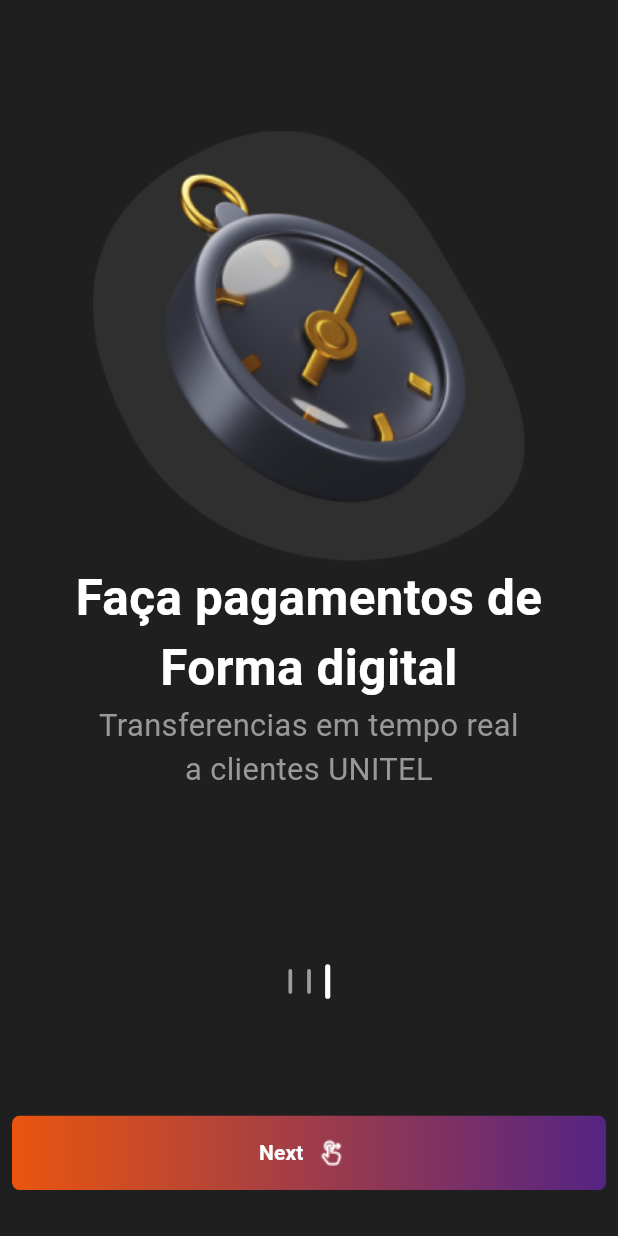
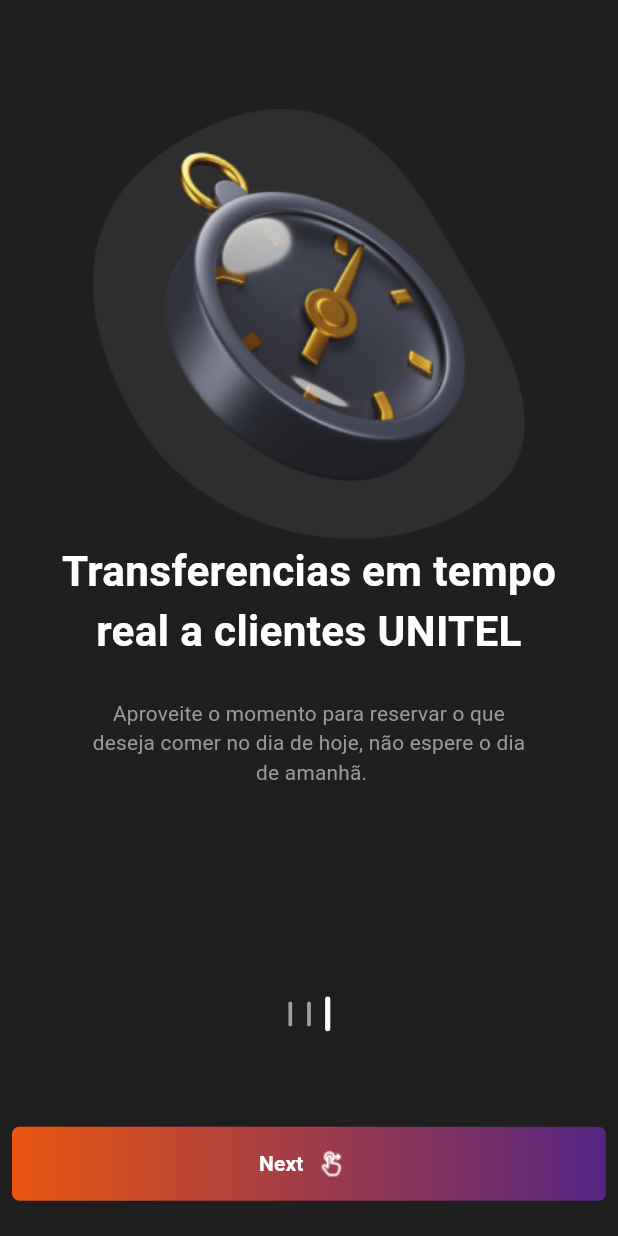
Before and after one commit to celsonpaixao/unitel_money, a Flutter app: the screen it shows after launch, swiped to page 3, on a phone screen of 412 x 824 dp. Run offline on Flutter 3.47's test engine with Material 3 defaults, Android fonts, the phone set to English and light mode, and no system bars; drawn by our look-alikes of smooth_page_indicator; our stand-ins replace gradient_borders, simple_gradient_text.

Commit message:
Adaptive Welcome page

```diff
--- a/lib/pages/welcome/components/pagev2.dart
+++ b/lib/pages/welcome/components/pagev2.dart
@@ -1,4 +1,5 @@
 import 'package:flutter/material.dart';
+import 'package:unitel_money/public/components/space.dart';
 import 'package:unitel_money/public/style/colores.dart';
 
 class Pagev2 extends StatelessWidget {
@@ -31,8 +32,9 @@ class Pagev2 extends StatelessWidget {
         ),
         SizedBox(
           width: size.width * .8,
+          child: FittedBox(
             child: Text(
-            "Faça pagamentos de Forma digital ",
+              "A sua carteira Digital\nsempre em mãos",
               maxLines: 2,
               textAlign: TextAlign.center,
               style: TextStyle(
@@ -42,10 +44,13 @@ class Pagev2 extends StatelessWidget {
               ),
             ),
           ),
+        ),
+        Spacing(value: .03),
         SizedBox(
           width: size.width * .7,
+          child: FittedBox(
             child: Text(
-            "Aproveite o momento para reservar o que deseja comer no dia de hoje, não espere o dia de amanhã.",
+              "Aproveite o momento para reservar o que\n deseja comer no dia de hoje, não espere o dia\n de amanhã.",
               maxLines: 3,
               textAlign: TextAlign.center,
               style: TextStyle(
@@ -54,6 +59,7 @@ class Pagev2 extends StatelessWidget {
               ),
             ),
           ),
+        ),
       ],
     );
   }
--- a/lib/pages/welcome/components/pagev3.dart
+++ b/lib/pages/welcome/components/pagev3.dart
@@ -1,4 +1,5 @@
 import 'package:flutter/material.dart';
+import 'package:unitel_money/public/components/space.dart';
 import 'package:unitel_money/public/style/colores.dart';
 
 class Pagev3 extends StatelessWidget {
@@ -31,8 +32,9 @@ class Pagev3 extends StatelessWidget {
         ),
         SizedBox(
           width: size.width * .8,
+          child: FittedBox(
             child: Text(
-            "Faça pagamentos de Forma digital ",
+              "Transferencias em tempo\nreal a clientes UNITEL",
               maxLines: 2,
               textAlign: TextAlign.center,
               style: TextStyle(
@@ -42,10 +44,13 @@ class Pagev3 extends StatelessWidget {
               ),
             ),
           ),
+        ),
+        Spacing(value: .03),
         SizedBox(
           width: size.width * .7,
+          child: FittedBox(
             child: Text(
-            "Transferencias em tempo real a clientes UNITEL",
+              "Aproveite o momento para reservar o que\ndeseja comer no dia de hoje, não espere o dia\n de amanhã.",
               maxLines: 3,
               textAlign: TextAlign.center,
               style: TextStyle(
@@ -54,6 +59,7 @@ class Pagev3 extends StatelessWidget {
               ),
             ),
           ),
+        ),
       ],
     );
   }
--- a/lib/pages/welcome/welcomepage.dart
+++ b/lib/pages/welcome/welcomepage.dart
@@ -70,7 +70,7 @@ class _WelcomePageState extends State<WelcomePage> {
         children: [
           SizedBox(height: size.height * 0.05),
           SizedBox(
-            height: size.height * 0.6, // Defina uma altura fixa para o PageView
+            height: size.height * 0.7, // Defina uma altura fixa para o PageView
             child: PageView.builder(
               controller: pagController, // Use pagController here
               itemCount: scrollpages.length,
@@ -79,7 +79,7 @@ class _WelcomePageState extends State<WelcomePage> {
               },
             ),
           ),
-          SizedBox(height: size.height * 0.02),
+        //  SizedBox(height: size.height * 0.02),
           SmoothPageIndicator(
             controller: pagController, // Use pagController here
             count: scrollpages.length,
```
Also changed, not shown: lib/pages/welcome/components/pagev1.dart (+12 -4 lines). Lines whose indentation alone changed are shown as unchanged.
